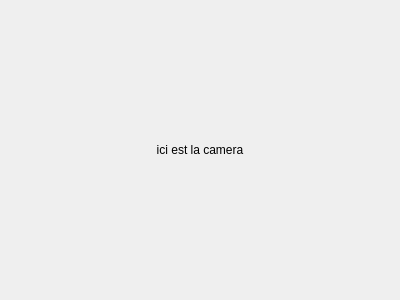
The window that TestWebCamQt/camera.ui (erwanlagrange/Tetris3D) describes before a commit, drawn with Qt 5.
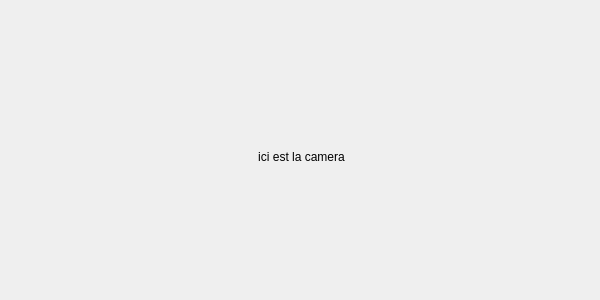
The same window after the commit.

What changed in the file:
```diff
--- a/TestWebCamQt/camera.ui
+++ b/TestWebCamQt/camera.ui
@@ -6,16 +6,22 @@
    <rect>
     <x>0</x>
     <y>0</y>
-    <width>400</width>
+    <width>600</width>
     <height>300</height>
    </rect>
   </property>
   <property name="windowTitle">
    <string>Form</string>
   </property>
-  <layout class="QVBoxLayout" name="verticalLayout">
-   <item>
     <widget class="QLabel" name="label">
+   <property name="geometry">
+    <rect>
+     <x>11</x>
+     <y>21</y>
+     <width>581</width>
+     <height>271</height>
+    </rect>
+   </property>
      <property name="text">
       <string>ici est la camera</string>
      </property>
@@ -23,8 +29,19 @@
       <set>Qt::AlignCenter</set>
      </property>
     </widget>
-   </item>
-  </layout>
+  <widget class="QLabel" name="label_direction">
+   <property name="geometry">
+    <rect>
+     <x>10</x>
+     <y>0</y>
+     <width>55</width>
+     <height>16</height>
+    </rect>
+   </property>
+   <property name="text">
+    <string> </string>
+   </property>
+  </widget>
  </widget>
  <resources/>
  <connections/>
```
Lines whose indentation alone changed are shown as unchanged.
